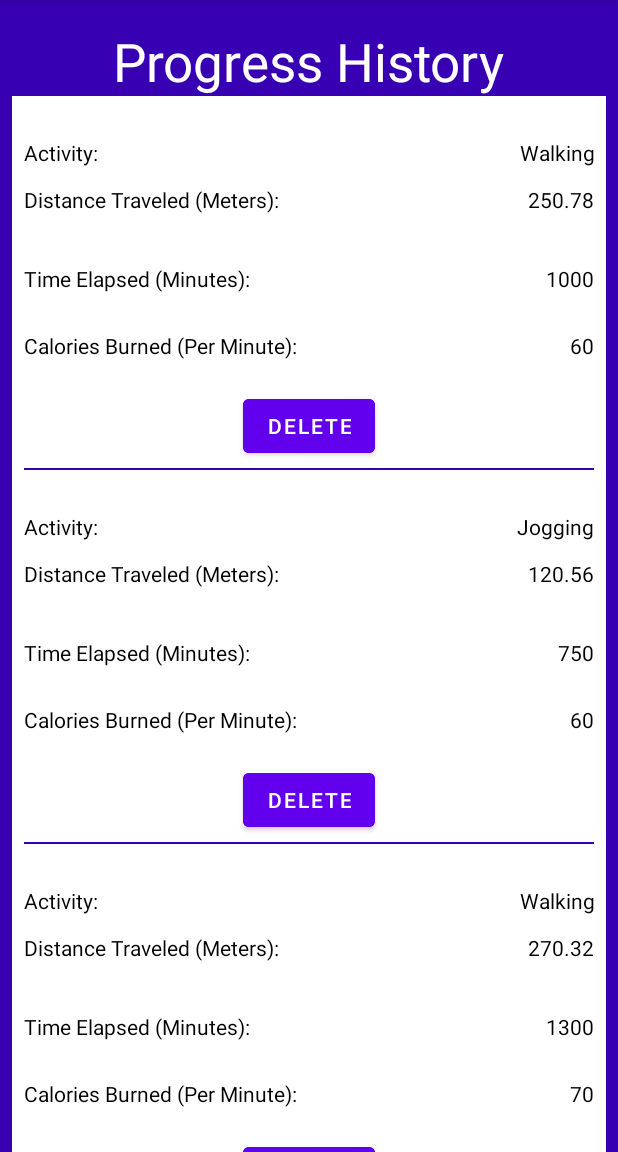
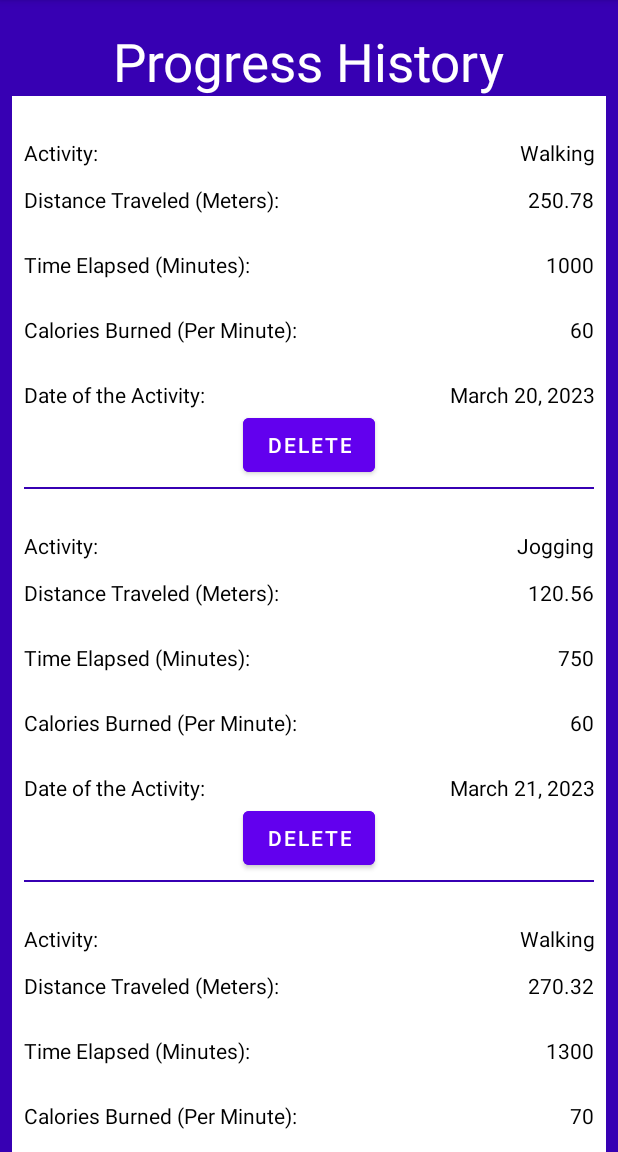
Before and after one commit to Klaexis/MCO-MOBDEVE, an Android app: the ProgressTrackerActivity screen opened directly, with no data from a screen before it, on a phone screen of 412 x 824 dp, the part 84-1236 px from its top. Run offline under Robolectric (Android 15) with nearby library versions, the phone set to English and light mode, and no system bars.

Commit message:
Added date in progress report

```diff
--- a/app/src/main/java/com/mobdeve/s11/group11/mco/DataHelper/ProgressGenerator.kt
+++ b/app/src/main/java/com/mobdeve/s11/group11/mco/DataHelper/ProgressGenerator.kt
@@ -7,12 +7,12 @@ class ProgressGenerator {
         fun loadProgress(): ArrayList<Progress> {
             val data = ArrayList<Progress>()
 
-            data.add(Progress(0,"Walking",1000, 60, 250.78f, "aleck@gmail.com"))
-            data.add(Progress(1,"Jogging",750, 60, 120.56f, "aleck@gmail.com"))
-            data.add(Progress(2,"Walking",1300, 70, 270.32f, "aleck@gmail.com"))
-            data.add(Progress(3,"Walking",1900, 80, 320.82f, "aleck@gmail.com"))
-            data.add(Progress(4,"Jogging",1250, 65, 263.22f, "aleck@gmail.com"))
-            data.add(Progress(5,"Jogging",500, 20, 70.98f, "aleck@gmail.com"))
+            data.add(Progress(0,"Walking",1000, 60, 250.78f, "aleck@gmail.com", "March 20, 2023"))
+            data.add(Progress(1,"Jogging",750, 60, 120.56f, "aleck@gmail.com", "March 21, 2023"))
+            data.add(Progress(2,"Walking",1300, 70, 270.32f, "aleck@gmail.com", "March 22, 2023"))
+            data.add(Progress(3,"Walking",1900, 80, 320.82f, "aleck@gmail.com", "March 23, 2023"))
+            data.add(Progress(4,"Jogging",1250, 65, 263.22f, "aleck@gmail.com", "March 24, 2023"))
+            data.add(Progress(5,"Jogging",500, 20, 70.98f, "aleck@gmail.com", "March 25, 2023"))
 
             return data
         }
--- a/app/src/main/java/com/mobdeve/s11/group11/mco/Database/Progress.kt
+++ b/app/src/main/java/com/mobdeve/s11/group11/mco/Database/Progress.kt
@@ -1,8 +1,11 @@
 package com.mobdeve.s11.group11.mco.Database
+
+import java.util.*
 
 class Progress(var id: Long = 0,
                var activityMET: String,
                var distanceTraveled: Int,
                var timeElapsed: Int,
                var caloriesBurned: Float,
-               var email: String)
+               var email: String,
+               var date: String)
--- a/app/src/main/java/com/mobdeve/s11/group11/mco/Database/ProgressDbHelper.kt
+++ b/app/src/main/java/com/mobdeve/s11/group11/mco/Database/ProgressDbHelper.kt
@@ -43,6 +43,7 @@ class ProgressDbHelper(context: Context?) :
         values.put(DbReferences.COLUMN_NAME_TIME_ELAPSED, progress.timeElapsed)
         values.put(DbReferences.COLUMN_NAME_CALORIES_BURNED, progress.caloriesBurned)
         values.put(DbReferences.COLUMN_NAME_EMAIL, progress.email)
+        values.put(DbReferences.COLUMN_NAME_DATE, progress.date)
 
         // Insert the new row
         // Inserting returns the primary key value of the new row, but we can ignore that if we don’t need it
@@ -73,7 +74,8 @@ class ProgressDbHelper(context: Context?) :
                 c.getInt(c.getColumnIndexOrThrow(DbReferences.COLUMN_NAME_DISTANCE_TRAVELED)),
                 c.getInt(c.getColumnIndexOrThrow(DbReferences.COLUMN_NAME_TIME_ELAPSED)),
                 c.getFloat(c.getColumnIndexOrThrow(DbReferences.COLUMN_NAME_CALORIES_BURNED)),
-                c.getString(c.getColumnIndexOrThrow(DbReferences.COLUMN_NAME_EMAIL))
+                c.getString(c.getColumnIndexOrThrow(DbReferences.COLUMN_NAME_EMAIL)),
+                c.getString(c.getColumnIndexOrThrow(DbReferences.COLUMN_NAME_DATE))
             ))
         }
 
@@ -94,6 +96,7 @@ class ProgressDbHelper(context: Context?) :
         const val COLUMN_NAME_TIME_ELAPSED = "time_elapsed"
         const val COLUMN_NAME_CALORIES_BURNED = "calories_burned"
         const val COLUMN_NAME_EMAIL = "email"
+        const val COLUMN_NAME_DATE = "date"
 
         const val CREATE_TABLE_STATEMENT =
             "CREATE TABLE IF NOT EXISTS " + TABLE_NAME + " (" +
@@ -102,7 +105,8 @@ class ProgressDbHelper(context: Context?) :
                     COLUMN_NAME_DISTANCE_TRAVELED + " TEXT, " +
                     COLUMN_NAME_TIME_ELAPSED + " TEXT, " +
                     COLUMN_NAME_CALORIES_BURNED + " TEXT, " +
-                    COLUMN_NAME_EMAIL + " TEXT)"
+                    COLUMN_NAME_EMAIL + " TEXT, " +
+                    COLUMN_NAME_DATE + " TEXT)"
 
         const val DROP_TABLE_STATEMENT = "DROP TABLE IF EXISTS " + TABLE_NAME
     }
--- a/app/src/main/java/com/mobdeve/s11/group11/mco/MapsTrackerActivity.kt
+++ b/app/src/main/java/com/mobdeve/s11/group11/mco/MapsTrackerActivity.kt
@@ -23,7 +23,6 @@ class MapsTrackerActivity : AppCompatActivity(), OnMapReadyCallback, GoogleMap.O
     private lateinit var mMap: GoogleMap
     private lateinit var lastLocation: Location
     private lateinit var fusedLocationClient: FusedLocationProviderClient
-
 
     companion object {
         //Set of KEYs for String name of the values that are about to be sent to ProgressTrackerActivity.kt
--- a/app/src/main/java/com/mobdeve/s11/group11/mco/MyViewHolder.kt
+++ b/app/src/main/java/com/mobdeve/s11/group11/mco/MyViewHolder.kt
@@ -12,6 +12,7 @@ class MyViewHolder(private val viewBinding: ItemListBinding): RecyclerView.ViewH
         viewBinding.itemDistance.text = progress.distanceTraveled.toString()
         viewBinding.itemTime.text = progress.timeElapsed.toString()
         viewBinding.itemCalBurn.text = progress.caloriesBurned.toString()
+        viewBinding.itemDate.text = progress.date
     }
     fun setDeleteOnClickListener(onClickListener: View.OnClickListener) {
         this.viewBinding.deleteBtn.setOnClickListener(onClickListener)
--- a/app/src/main/res/layout/item_list.xml
+++ b/app/src/main/res/layout/item_list.xml
@@ -88,7 +88,7 @@
         android:id="@+id/linearLayoutItemList3"
         android:layout_width="match_parent"
         android:layout_height="wrap_content"
-        android:layout_marginTop="33dp"
+        android:layout_marginTop="24dp"
         android:gravity="center"
         android:weightSum="3"
         app:layout_constraintEnd_toEndOf="parent"
@@ -111,8 +111,8 @@
             android:layout_height="wrap_content"
             android:clickable="true"
             android:focusable="true"
+            android:gravity="right"
             android:text="100 meters"
-            android:gravity="right"
             android:textColor="@color/black"
             tools:ignore="TouchTargetSizeCheck"
             tools:layout_editor_absoluteX="203dp"
@@ -125,7 +125,7 @@
         android:id="@+id/linearLayoutItemList4"
         android:layout_width="match_parent"
         android:layout_height="wrap_content"
-        android:layout_marginTop="25dp"
+        android:layout_marginTop="24dp"
         android:gravity="center"
         android:weightSum="3"
         app:layout_constraintEnd_toEndOf="parent"
@@ -148,8 +148,44 @@
             android:layout_height="wrap_content"
             android:clickable="true"
             android:focusable="true"
+            android:gravity="right"
             android:text="100 minutes"
+            android:textColor="@color/black"
+            tools:ignore="TouchTargetSizeCheck"
+            tools:layout_editor_absoluteX="208dp"
+            tools:layout_editor_absoluteY="103dp" />
+
+    </LinearLayout>
+
+    <LinearLayout
+        android:id="@+id/linearLayoutItemList5"
+        android:layout_width="match_parent"
+        android:layout_height="wrap_content"
+        android:layout_marginTop="24dp"
+        android:gravity="center"
+        android:weightSum="3"
+        app:layout_constraintEnd_toEndOf="parent"
+        app:layout_constraintStart_toStartOf="parent"
+        app:layout_constraintTop_toBottomOf="@+id/linearLayoutItemList4">
+
+        <TextView
+            android:id="@+id/tv_progress_date"
+            android:layout_width="wrap_content"
+            android:layout_height="wrap_content"
+            android:layout_weight="3"
+            android:text="Date of the Activity: "
+            android:textColor="@color/black"
+            tools:layout_editor_absoluteX="16dp"
+            tools:layout_editor_absoluteY="75dp" />
+
+        <TextView
+            android:id="@+id/itemDate"
+            android:layout_width="wrap_content"
+            android:layout_height="wrap_content"
+            android:clickable="true"
+            android:focusable="true"
             android:gravity="right"
+            android:text="December 32, 2000"
             android:textColor="@color/black"
             tools:ignore="TouchTargetSizeCheck"
             tools:layout_editor_absoluteX="208dp"
@@ -161,7 +197,6 @@
         android:id="@+id/deleteBtn"
         android:layout_width="wrap_content"
         android:layout_height="wrap_content"
-        android:layout_marginTop="20dp"
         android:backgroundTint="@color/purple_500"
         android:text="Delete"
         android:textColor="@color/white"
@@ -169,7 +204,7 @@
         app:layout_constraintBottom_toTopOf="@+id/line_list2"
         app:layout_constraintEnd_toEndOf="parent"
         app:layout_constraintStart_toStartOf="parent"
-        app:layout_constraintTop_toBottomOf="@+id/linearLayoutItemList4" />
+        app:layout_constraintTop_toBottomOf="@+id/linearLayoutItemList5" />
 
     <View
         android:id="@+id/line_list2"
```
